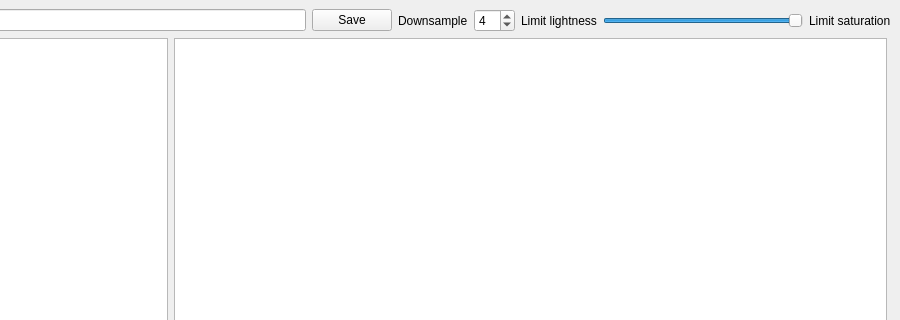
The window that colorshifter.ui (trygvrad/colorshifter) describes before a commit, drawn with Qt 5; both pictures show x 555 to 1455 and y 0 to 320 of the 1455 by 802 pixel window.
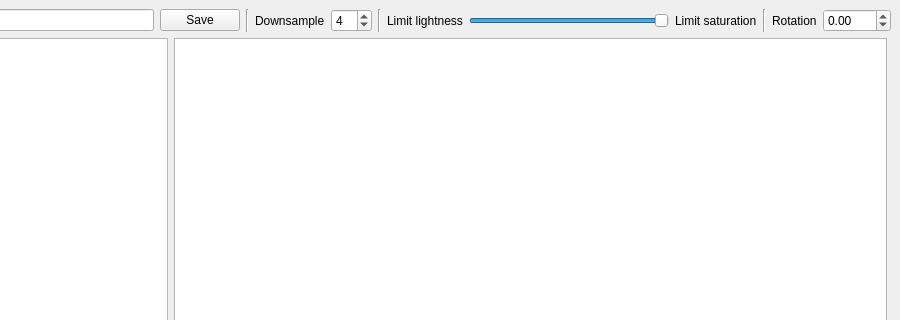
The same window after the commit. Custom widgets are drawn as their Qt base class.

Commit message: need save and multiprocess

```diff
--- a/colorshifter.ui
+++ b/colorshifter.ui
@@ -27,6 +27,13 @@
         </property>
        </widget>
       </item>
+      <item>
+       <widget class="Line" name="line_2">
+        <property name="orientation">
+         <enum>Qt::Vertical</enum>
+        </property>
+       </widget>
+      </item>
       <item>
        <widget class="QLabel" name="label_4">
         <property name="text">
@@ -44,6 +51,13 @@
         </property>
        </widget>
       </item>
+      <item>
+       <widget class="Line" name="line_3">
+        <property name="orientation">
+         <enum>Qt::Vertical</enum>
+        </property>
+       </widget>
+      </item>
       <item>
        <widget class="QLabel" name="label_2">
         <property name="text">
@@ -77,6 +91,30 @@
         </property>
        </widget>
       </item>
+      <item>
+       <widget class="Line" name="line">
+        <property name="orientation">
+         <enum>Qt::Vertical</enum>
+        </property>
+       </widget>
+      </item>
+      <item>
+       <widget class="QLabel" name="label_5">
+        <property name="text">
+         <string>Rotation</string>
+        </property>
+       </widget>
+      </item>
+      <item>
+       <widget class="QDoubleSpinBox" name="rotation">
+        <property name="minimum">
+         <double>-360.000000000000000</double>
+        </property>
+        <property name="maximum">
+         <double>360.000000000000000</double>
+        </property>
+       </widget>
+      </item>
      </layout>
     </item>
     <item>
```
The commit also changes 2 other files.
